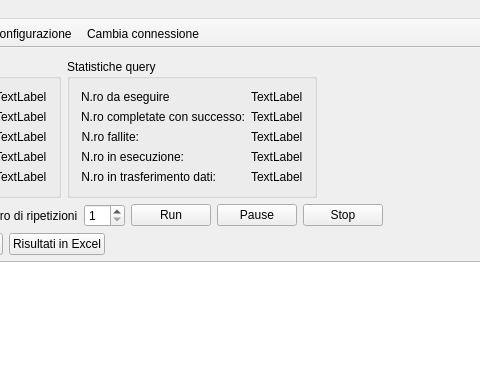
Old version of the form mainwindow.ui in the repository riccardopenco/DbStressTest; both pictures show x 191 to 671 and y 0 to 375 of the 918 by 663 pixel window.
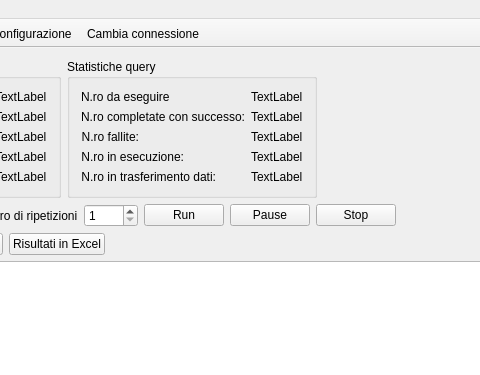
New version of the form. Icons and pictures are not drawn.

```diff
--- a/mainwindow.ui
+++ b/mainwindow.ui
@@ -252,6 +252,9 @@
           <property name="minimum">
            <number>1</number>
           </property>
+          <property name="maximum">
+           <number>9999</number>
+          </property>
          </widget>
         </item>
         <item>
```
